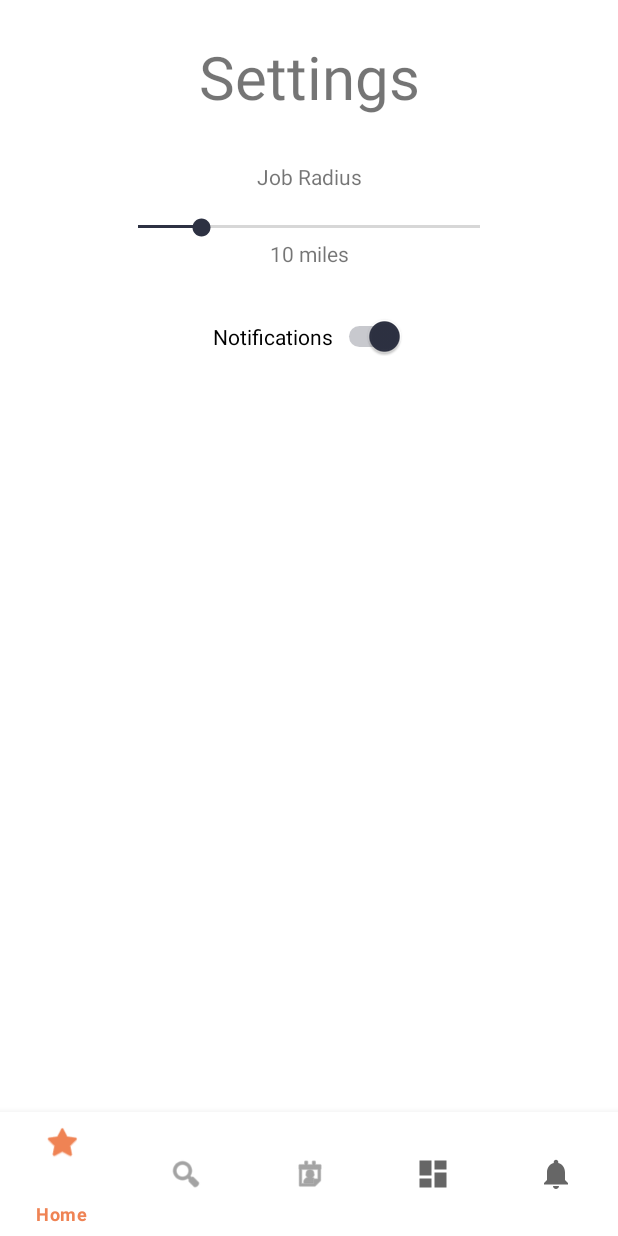
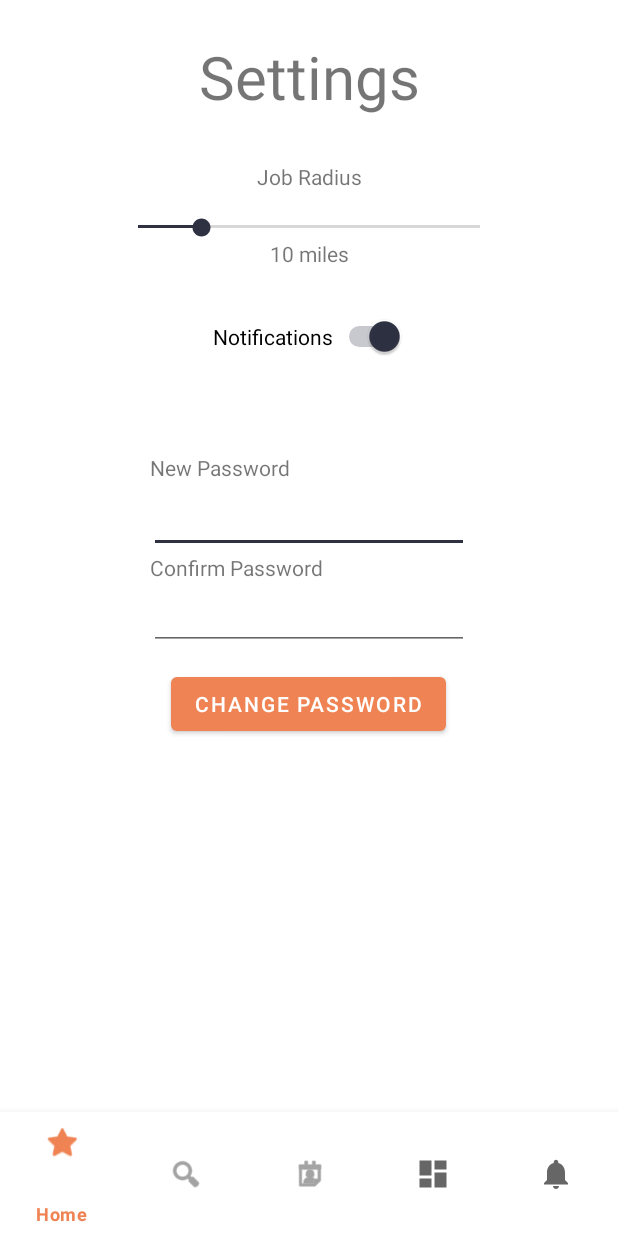
Before and after one commit to AndrewPyscher/Job-App-Android, an Android app: the Settings screen opened directly, with no data from a screen before it, on a phone screen of 412 x 824 dp. Run offline under Robolectric (Android 15) with nearby library versions, the phone set to English and light mode, and no system bars; network calls fail.

Commit message:
added misc stuff

```diff
--- a/app/src/main/java/com/example/project2/Formatting.java
+++ b/app/src/main/java/com/example/project2/Formatting.java
@@ -63,4 +63,8 @@ public class Formatting {
 
         return splitInput;
     }
+
+    public static double mileToMeters(int miles){
+        return miles * 1609.34;
+    }
 }
--- a/app/src/main/java/com/example/project2/Settings.java
+++ b/app/src/main/java/com/example/project2/Settings.java
@@ -4,6 +4,8 @@ import androidx.appcompat.app.AppCompatActivity;
 
 import android.content.SharedPreferences;
 import android.os.Bundle;
+import android.view.View;
+import android.widget.Button;
 import android.widget.SeekBar;
 import android.widget.Switch;
 import android.widget.TextView;
@@ -18,8 +20,12 @@ public class Settings extends AppCompatActivity {
     SharedPreferences sp;
     SharedPreferences.Editor ed;
     Switch switchNotifications;
+    Button btnChangePass;
+    TextView etNewPass, etConfirm;
     int radius;
     boolean notifications;
+
+    TextView txtErrorNew;
 
     /*
     to get the settings you need used SharedPreferences!
@@ -34,8 +40,13 @@ public class Settings extends AppCompatActivity {
         super.onCreate(savedInstanceState);
         setContentView(R.layout.activity_settings);
         seekRadius = findViewById(R.id.seekRadius);
-        botNavBar = findViewById(R.id.navBar);
+        botNavBar = findViewById(R.id.botNavBar);
         txtRadius = findViewById(R.id.txtRadius);
+        txtErrorNew =findViewById(R.id.txtErrorNew);
+        btnChangePass = findViewById(R.id.btnChangePass);
+        etNewPass = findViewById(R.id.etNewPass);
+        etConfirm = findViewById(R.id.etConfirm);
+
         switchNotifications = findViewById(R.id.switchNotifications);
         sp = getSharedPreferences("settings", MODE_PRIVATE);
         ed = sp.edit();
@@ -64,6 +75,23 @@ public class Settings extends AppCompatActivity {
                 return false;
             }
             //Etc etc etc, you can modify this however you want to change its behavior
+        });
+
+        btnChangePass.setOnClickListener(e->{
+            if(etNewPass.getText().toString().equals(etConfirm.getText().toString())){
+                UseServer server = new UseServer(this, User.session);
+                server.changePassword(new HandleResponse() {
+                    @Override
+                    public void response(String response) {
+                        txtErrorNew.setVisibility(View.VISIBLE);
+                        txtErrorNew.setText("Password changed!");
+                    }
+                }, User.username, etConfirm.getText().toString());
+            }
+            else{
+                txtErrorNew.setVisibility(View.VISIBLE);
+                txtErrorNew.setText("Passwords Don't Match!");
+            }
         });
 
         seekRadius.setOnSeekBarChangeListener(new SeekBar.OnSeekBarChangeListener() {
--- a/app/src/main/java/com/example/project2/activity_jobs.java
+++ b/app/src/main/java/com/example/project2/activity_jobs.java
@@ -8,22 +8,23 @@ import android.content.Intent;
 import android.content.SharedPreferences;
 import android.os.Bundle;
 import android.util.Log;
+import android.widget.ArrayAdapter;
 import android.widget.ListView;
+import android.widget.Spinner;
 
-import com.google.android.gms.maps.model.LatLng;
+
 import com.google.android.material.bottomnavigation.BottomNavigationView;
 
 import java.util.ArrayList;
-import java.util.concurrent.CompletableFuture;
-
 public class activity_jobs extends AppCompatActivity {
-
+    ArrayList<String> options;
     BottomNavigationView botNavBar;
     SharedPreferences sp;
     ListView lstJobs;
     ArrayList<JobListing> jobs;
     UseServer useServer;
     JobListingAdapter adapter;
+    Spinner spinner;
 
 
     @Override
@@ -37,8 +38,9 @@ public class activity_jobs extends AppCompatActivity {
         adapter = new JobListingAdapter(this,jobs);
         lstJobs = findViewById(R.id.lstJobs);
         lstJobs.setAdapter(adapter);
-
+        spinner = findViewById(R.id.spinner);
         botNavBar = findViewById(R.id.botNavBarJobSearch);
+        options = new ArrayList<>();
 
 
         botNavBar.setOnItemSelectedListener(item -> {
@@ -55,9 +57,12 @@ public class activity_jobs extends AppCompatActivity {
                 startActivity(i);
                 return true;
                 // TODO need to add the rest of the navbar buttons to their respective activities
-            } else {
-                return false;
+            } else if(id == R.id.settings){
+                Intent i = new Intent(this, Settings.class);
+                startActivity(i);
+                return true;
             }
+            return false;
         });
 
     }
@@ -70,9 +75,17 @@ public class activity_jobs extends AppCompatActivity {
             Log.d("test", "getData: " + response);
             ArrayList<JobListing> temp = Formatting.recieveJob(response);
             for (int i=0; i<temp.size(); i++){
+                if(!options.contains(temp.get(i).category)){
+                    options.add(temp.get(i).category);
+                }
                 jobs.add(temp.get(i));
                 Log.d("test", "getData: " + i);
+
             }
+            String[] optionArray = options.toArray(new String[0]);
+            ArrayAdapter<String> adapter2 = new ArrayAdapter<>(this, android.R.layout.simple_spinner_item, optionArray);
+            adapter2.setDropDownViewResource(android.R.layout.simple_spinner_item);
+            spinner.setAdapter(adapter2);
             adapter.notifyDataSetChanged();
         },"");
 
--- a/app/src/main/res/layout/activity_settings.xml
+++ b/app/src/main/res/layout/activity_settings.xml
@@ -2,7 +2,7 @@
 <androidx.constraintlayout.widget.ConstraintLayout xmlns:android="http://schemas.android.com/apk/res/android"
     xmlns:app="http://schemas.android.com/apk/res-auto"
     xmlns:tools="http://schemas.android.com/tools"
-    android:id="@+id/tex"
+    android:id="@+id/etNewPass2"
     android:layout_width="match_parent"
     android:layout_height="match_parent"
     tools:context=".Settings">
@@ -75,4 +75,66 @@
         app:layout_constraintEnd_toEndOf="parent"
         app:layout_constraintStart_toStartOf="parent"
         app:layout_constraintTop_toBottomOf="@+id/txtRadius" />
+
+    <EditText
+        android:id="@+id/etNewPass"
+        android:layout_width="wrap_content"
+        android:layout_height="wrap_content"
+        android:layout_marginTop="2dp"
+        android:ems="10"
+        android:inputType="textPassword"
+        app:layout_constraintEnd_toEndOf="parent"
+        app:layout_constraintStart_toStartOf="parent"
+        app:layout_constraintTop_toBottomOf="@+id/txtNewPass" />
+
+    <EditText
+        android:id="@+id/etConfirm"
+        android:layout_width="wrap_content"
+        android:layout_height="wrap_content"
+        android:ems="10"
+        android:inputType="textPassword"
+        app:layout_constraintEnd_toEndOf="parent"
+        app:layout_constraintStart_toStartOf="parent"
+        app:layout_constraintTop_toBottomOf="@+id/txtNewPass2" />
+
+    <TextView
+        android:id="@+id/txtNewPass"
+        android:layout_width="wrap_content"
+        android:layout_height="wrap_content"
+        android:layout_marginStart="100dp"
+        android:layout_marginTop="64dp"
+        android:text="New Password"
+        app:layout_constraintStart_toStartOf="parent"
+        app:layout_constraintTop_toBottomOf="@+id/switchNotifications" />
+
+    <TextView
+        android:id="@+id/txtNewPass2"
+        android:layout_width="wrap_content"
+        android:layout_height="wrap_content"
+        android:layout_marginStart="100dp"
+        android:text="Confirm Password"
+        app:layout_constraintStart_toStartOf="parent"
+        app:layout_constraintTop_toBottomOf="@+id/etNewPass" />
+
+    <Button
+        android:id="@+id/btnChangePass"
+        android:layout_width="wrap_content"
+        android:layout_height="wrap_content"
+        android:layout_marginTop="12dp"
+        android:text="Change Password"
+        app:layout_constraintEnd_toEndOf="parent"
+        app:layout_constraintHorizontal_bias="0.498"
+        app:layout_constraintStart_toStartOf="parent"
+        app:layout_constraintTop_toBottomOf="@+id/etConfirm" />
+
+    <TextView
+        android:id="@+id/txtErrorNew"
+        android:layout_width="wrap_content"
+        android:layout_height="wrap_content"
+        android:layout_marginTop="7dp"
+        android:text="Passwords Don't Match!"
+        android:visibility="invisible"
+        app:layout_constraintEnd_toEndOf="parent"
+        app:layout_constraintStart_toStartOf="parent"
+        app:layout_constraintTop_toBottomOf="@+id/btnChangePass" />
 </androidx.constraintlayout.widget.ConstraintLayout>
```
